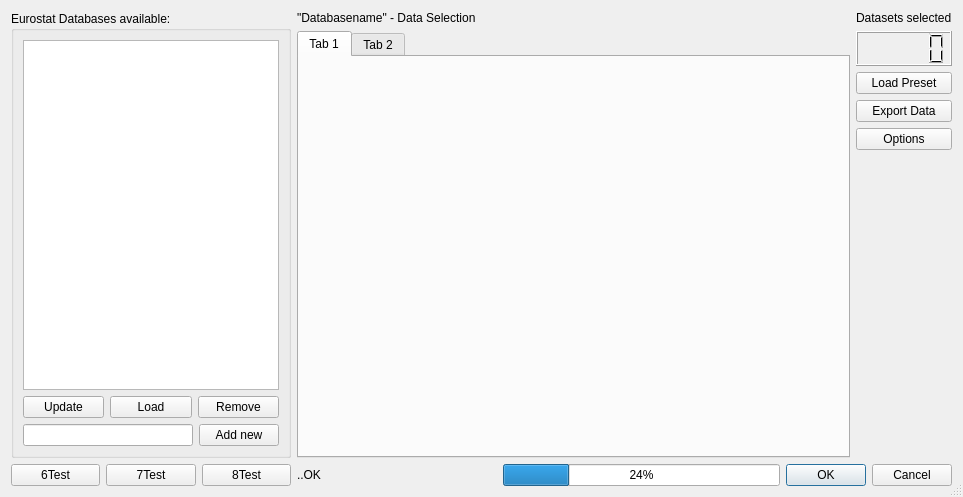
This is app/gui/base.ui in petres/eurostat as Qt 5 draws it before an edit. The edited form follows.
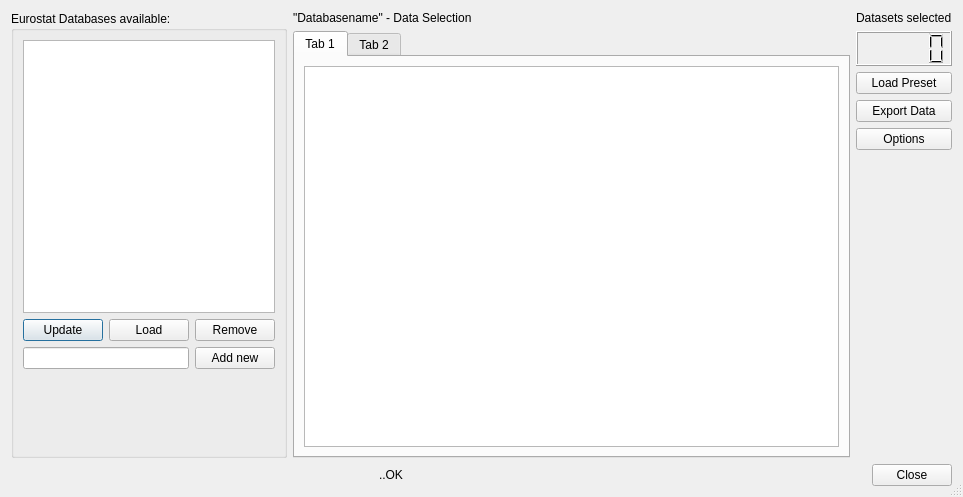
This is the edited form.

Commit message: seperation of gui and base functionality 1.step still not working

Diff of the .ui file:
```diff
--- a/app/gui/base.ui
+++ b/app/gui/base.ui
@@ -16,17 +16,48 @@
   <property name="sizeGripEnabled">
    <bool>true</bool>
   </property>
-  <layout class="QGridLayout" name="gridLayout">
-   <item row="0" column="0" colspan="3">
     <layout class="QVBoxLayout" name="verticalLayout">
      <item>
+    <layout class="QHBoxLayout" name="horizontalLayout">
+     <item>
       <widget class="QGroupBox" name="groupBox_2">
+       <property name="maximumSize">
+        <size>
+         <width>260</width>
+         <height>16777215</height>
+        </size>
+       </property>
        <property name="title">
         <string>Eurostat Databases available:</string>
        </property>
        <layout class="QVBoxLayout" name="verticalLayout_2">
+        <property name="spacing">
+         <number>6</number>
+        </property>
+        <property name="sizeConstraint">
+         <enum>QLayout::SetMinimumSize</enum>
+        </property>
         <item>
-         <widget class="QTableWidget" name="tableWidget_3"/>
+         <widget class="QTableWidget" name="tableWidget_3">
+          <property name="minimumSize">
+           <size>
+            <width>0</width>
+            <height>273</height>
+           </size>
+          </property>
+          <property name="selectionMode">
+           <enum>QAbstractItemView::SingleSelection</enum>
+          </property>
+          <property name="selectionBehavior">
+           <enum>QAbstractItemView::SelectRows</enum>
+          </property>
+          <property name="sortingEnabled">
+           <bool>true</bool>
+          </property>
+          <attribute name="horizontalHeaderStretchLastSection">
+           <bool>true</bool>
+          </attribute>
+         </widget>
         </item>
         <item>
          <layout class="QHBoxLayout" name="horizontalLayout_4">
@@ -67,13 +98,30 @@
           </item>
          </layout>
         </item>
+        <item>
+         <spacer name="verticalSpacer_2">
+          <property name="orientation">
+           <enum>Qt::Vertical</enum>
+          </property>
+          <property name="sizeType">
+           <enum>QSizePolicy::MinimumExpanding</enum>
+          </property>
+          <property name="sizeHint" stdset="0">
+           <size>
+            <width>20</width>
+            <height>40</height>
+           </size>
+          </property>
+         </spacer>
+        </item>
        </layout>
       </widget>
      </item>
-    </layout>
-   </item>
-   <item row="0" column="3" colspan="3">
+     <item>
     <layout class="QVBoxLayout" name="verticalLayout_4">
+       <property name="sizeConstraint">
+        <enum>QLayout::SetMaximumSize</enum>
+       </property>
      <item>
       <widget class="QLabel" name="label_2">
        <property name="text">
@@ -90,6 +138,11 @@
         <attribute name="title">
          <string>Tab 1</string>
         </attribute>
+          <layout class="QGridLayout" name="gridLayout_2">
+           <item row="0" column="0">
+            <widget class="QTableWidget" name="tableWidget"/>
+           </item>
+          </layout>
        </widget>
        <widget class="QWidget" name="tab_2">
         <attribute name="title">
@@ -100,7 +153,7 @@
      </item>
     </layout>
    </item>
-   <item row="0" column="6">
+     <item>
     <layout class="QVBoxLayout" name="verticalLayout_3">
      <item>
       <widget class="QLabel" name="label_7">
@@ -155,28 +208,27 @@
      </item>
     </layout>
    </item>
-   <item row="1" column="0">
-    <widget class="QPushButton" name="pushButton_6">
-     <property name="text">
-      <string>6Test</string>
-     </property>
-    </widget>
+    </layout>
    </item>
-   <item row="1" column="1">
-    <widget class="QPushButton" name="pushButton_7">
-     <property name="text">
-      <string>7Test</string>
-     </property>
-    </widget>
-   </item>
-   <item row="1" column="2">
-    <widget class="QPushButton" name="pushButton_8">
-     <property name="text">
-      <string>8Test</string>
-     </property>
-    </widget>
-   </item>
-   <item row="1" column="3">
+   <item>
+    <layout class="QHBoxLayout" name="horizontalLayout_2">
+     <item>
+      <spacer name="horizontalSpacer">
+       <property name="orientation">
+        <enum>Qt::Horizontal</enum>
+       </property>
+       <property name="sizeType">
+        <enum>QSizePolicy::Expanding</enum>
+       </property>
+       <property name="sizeHint" stdset="0">
+        <size>
+         <width>40</width>
+         <height>20</height>
+        </size>
+       </property>
+      </spacer>
+     </item>
+     <item>
     <widget class="QLabel" name="label">
      <property name="minimumSize">
       <size>
@@ -189,14 +241,7 @@
      </property>
     </widget>
    </item>
-   <item row="1" column="4">
-    <widget class="QProgressBar" name="progressBar">
-     <property name="value">
-      <number>24</number>
-     </property>
-    </widget>
-   </item>
-   <item row="1" column="5" colspan="2">
+     <item>
     <widget class="QDialogButtonBox" name="buttonBox">
      <property name="styleSheet">
       <string notr="true"/>
@@ -205,9 +250,11 @@
       <enum>Qt::Horizontal</enum>
      </property>
      <property name="standardButtons">
-      <set>QDialogButtonBox::Cancel|QDialogButtonBox::Ok</set>
-     </property>
-    </widget>
+        <set>QDialogButtonBox::Close</set>
+       </property>
+      </widget>
+     </item>
+    </layout>
    </item>
   </layout>
  </widget>
```
Lines whose indentation alone changed are shown as unchanged. The commit also changes 3 other files.
